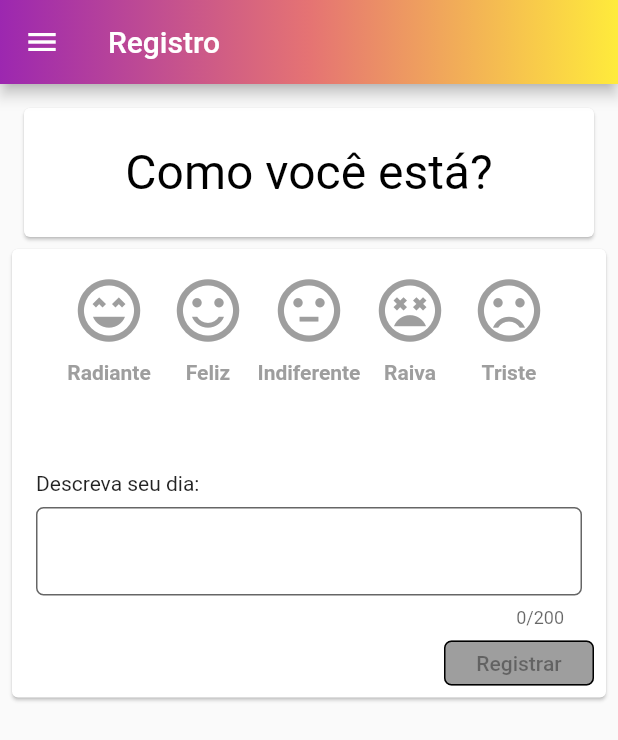
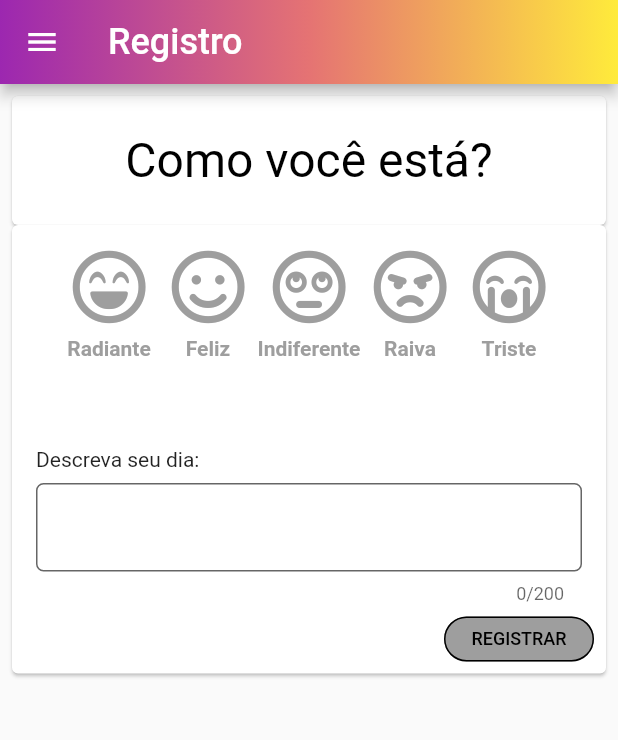
Before and after one commit to laizorrane/MindFellings-app, a Flutter app: the TelaPrincipal screen opened by its route, on a phone screen of 412 x 824 dp. Shown: the top 740 px of the screen. Run offline on Flutter 3.47's test engine with Material 2 defaults, Android fonts, the phone set to English and light mode, and no system bars; our stand-ins replace after_layout, dio, flutter_mobx, font_awesome_flutter, get_it, mobx and 3 more; accounts and stored records are empty; generated files the repository leaves out were written again.

Commit message:
Correção de bugs e adição de funções na aplicação

```diff
--- a/lib/controladores/ControladorRegistro.dart
+++ b/lib/controladores/ControladorRegistro.dart
@@ -32,7 +32,7 @@ abstract class _ControladorRegistro with Store {
       Function(String mensagem) erro}) {
     carregando?.call();
     mStatusConsultaRegistros = StatusConsulta.CARREGANDO;
-    mService.consultarRegistros().then((responseTodosRegistros) {
+    mService.consultarRegistros(GetIt.I.get<ControladorUsuario>().mUsuarioLogado.id).then((responseTodosRegistros) {
       mRegistros.clear();
       mRegistros.addAll(responseTodosRegistros.sucesso);
       mStatusConsultaRegistros = StatusConsulta.SUCESSO;
@@ -54,6 +54,7 @@ abstract class _ControladorRegistro with Store {
           criador: GetIt.I.get<ControladorUsuario>().mUsuarioLogado);
     } else {
       registro.conteudo = conteudoRegistro;
+      registro.emocao = emocaoRegistro;
     }
     carregando?.call();
     mService.manterRegistro(registro).then((value) {
--- a/lib/screens/TelaPrincipal.dart
+++ b/lib/screens/TelaPrincipal.dart
@@ -3,6 +3,8 @@ import 'package:get_it/get_it.dart';
 import 'package:mindfelling/Controladores/ControladorUsuario.dart';
 import 'package:mindfelling/model/MenuItem.dart';
 import 'package:mindfelling/util/RegistroDiarioWidget.dart';
+import 'package:font_awesome_flutter/font_awesome_flutter.dart';
+
 
 class TelaPrincipal extends StatefulWidget {
   TelaPrincipal({Key key}) : super(key: key);
@@ -37,7 +39,7 @@ class _TelaPrincipalState extends State<TelaPrincipal> {
               ),
             ),
           ),
-          title: Text("Registro"),
+          title: Text("Registro", style: TextStyle(fontSize: 24),),
         ),
         drawer: new Drawer(
           child: Container(
@@ -74,7 +76,7 @@ class _TelaPrincipalState extends State<TelaPrincipal> {
                 Container(
                   child: Column(children: <Widget>[
                     MenuItem(
-                      icon: Icons.calendar_today,
+                      icon: FontAwesomeIcons.calendarAlt,
                       title: "Meus Registros",
                       clique: () {
                         Navigator.pushReplacementNamed(
@@ -82,7 +84,7 @@ class _TelaPrincipalState extends State<TelaPrincipal> {
                       },
                     ),
                     MenuItem(
-                        icon: Icons.settings,
+                        icon: FontAwesomeIcons.userEdit,
                         title: "Editar usuário",
                         value: "Home",
                         clique: () {
@@ -90,7 +92,7 @@ class _TelaPrincipalState extends State<TelaPrincipal> {
                               context, "/telaEditarUsuario");
                         }),
                     MenuItem(
-                      icon: Icons.exit_to_app,
+                      icon: FontAwesomeIcons.signOutAlt,
                       title: "Sair",
                       value: "Sair",
                       clique: () {
@@ -112,7 +114,7 @@ class _TelaPrincipalState extends State<TelaPrincipal> {
             padding: EdgeInsets.all(8),
             child: Column(children: [
               Card(
-                  margin: EdgeInsets.all(8),
+                  margin: EdgeInsets.zero,
                   child: Padding(
                       padding: const EdgeInsets.all(24.0),
                       child: Center(
--- a/lib/servicos/ServicosDoMindFelling.dart
+++ b/lib/servicos/ServicosDoMindFelling.dart
@@ -22,7 +22,7 @@ abstract class ServicosDoMindFelling {
       @Query("email") String email, @Query("senha") String senha);
 
   @GET("/registroEmocionalLaiz/registroEmocoes")
-  Future<UtilRetornoRegistros> consultarRegistros();
+  Future<UtilRetornoRegistros> consultarRegistros(@Query("idUsuario") String idUsuario);
 
   @DELETE("/registroEmocionalLaiz/registroEmocoes")
   Future<String> excluirRegistro(@Query("id") String idRegistro);
--- a/lib/util/BotaoPadrao.dart
+++ b/lib/util/BotaoPadrao.dart
@@ -15,10 +15,11 @@ class BotaoPadrao extends StatelessWidget {
         color: background,
         shape: OutlineInputBorder(
             borderRadius: const BorderRadius.all(
-          const Radius.circular(5.0),
+          const Radius.circular(18.0),
+
         )),
         onPressed: onTap,
-        child: Text("$value"),
+        child: Text("$value" .toUpperCase(), style: TextStyle(fontSize: 12,),), textColor: Colors.black,
       ),
     );
   }
--- a/lib/util/RegistroDiarioWidget.dart
+++ b/lib/util/RegistroDiarioWidget.dart
@@ -6,6 +6,7 @@ import 'package:mindfelling/model/Registro.dart';
 import 'package:mindfelling/util/BotaoPadrao.dart';
 import 'package:mindfelling/util/TextFieldPadraoExp.dart';
 import 'package:mindfelling/util/UtilDialog.dart';
+import 'package:font_awesome_flutter/font_awesome_flutter.dart';
 
 class RegistroDiarioWidget extends StatefulWidget {
   final Registro registroEditar;
@@ -47,7 +48,7 @@ class _RegistroDiarioWidgetState extends State<RegistroDiarioWidget> {
                     IconButton(
                         color: iconeRadiante ? Colors.green : Colors.grey,
                         iconSize: 50,
-                        icon: Icon(Icons.sentiment_very_satisfied_outlined),
+                        icon: FaIcon(FontAwesomeIcons.laughBeam),
                         onPressed: () {
                           setState(() {
                             iconeRadiante = true;
@@ -69,7 +70,7 @@ class _RegistroDiarioWidgetState extends State<RegistroDiarioWidget> {
                     IconButton(
                         color: iconeFeliz ? Colors.blue : Colors.grey,
                         iconSize: 50,
-                        icon: Icon(Icons.sentiment_satisfied_alt_outlined),
+                        icon: FaIcon(FontAwesomeIcons.smile),
                         onPressed: () {
                           setState(() {
                             iconeRadiante = false;
@@ -92,7 +93,7 @@ class _RegistroDiarioWidgetState extends State<RegistroDiarioWidget> {
                         color:
                             iconeIndiferente ? Colors.yellow[900] : Colors.grey,
                         iconSize: 50,
-                        icon: Icon(Icons.sentiment_neutral_outlined),
+                        icon: FaIcon(FontAwesomeIcons.mehRollingEyes),
                         onPressed: () {
                           setState(() {
                             iconeRadiante = false;
@@ -116,7 +117,7 @@ class _RegistroDiarioWidgetState extends State<RegistroDiarioWidget> {
                     IconButton(
                         color: iconeRaiva ? Colors.red : Colors.grey,
                         iconSize: 50,
-                        icon: Icon(Icons.sentiment_very_dissatisfied_outlined),
+                        icon: FaIcon(FontAwesomeIcons.angry),
                         onPressed: () {
                           setState(() {
                             iconeRadiante = false;
@@ -138,7 +139,7 @@ class _RegistroDiarioWidgetState extends State<RegistroDiarioWidget> {
                     IconButton(
                         color: iconeTriste ? Colors.purple : Colors.grey,
                         iconSize: 50,
-                        icon: Icon(Icons.sentiment_dissatisfied_outlined),
+                        icon: FaIcon(FontAwesomeIcons.sadCry),
                         onPressed: () {
                           setState(() {
                             iconeRadiante = false;
--- a/lib/util/TextFieldPadrao.dart
+++ b/lib/util/TextFieldPadrao.dart
@@ -28,17 +28,19 @@ class TextFieldPadrao extends StatelessWidget {
             visible: titulo?.isNotEmpty ?? false,
             child: Padding(
               padding: const EdgeInsets.only(bottom: 8),
-              child: Text("$titulo"),
+
             )),
         Container(
           height: 45,
           child: TextField(
+
             keyboardType: inputType,
             inputFormatters: inputFormatters,
             onChanged: onChanged,
             obscureText: obscureText,
             controller: TextEditingController(text: value ?? ""),
             decoration: InputDecoration(
+              labelText: "$titulo",
                 border: OutlineInputBorder(
                   borderRadius: const BorderRadius.all(
                     const Radius.circular(5.0),
--- a/lib/util/UtilDialog.dart
+++ b/lib/util/UtilDialog.dart
@@ -7,7 +7,8 @@ import 'package:mindfelling/util/BotaoPadrao.dart';
 import 'package:mindfelling/util/RegistroDiarioWidget.dart';
 
 class UtilDialog {
-  static ControladorRegistro _controladorRegistro = GetIt.I.get<ControladorRegistro>();
+  static ControladorRegistro _controladorRegistro =
+      GetIt.I.get<ControladorRegistro>();
 
   static void exibirInformacao(BuildContext context,
       {String emocao, String mensagem}) {
@@ -144,7 +145,7 @@ class UtilDialog {
       builder: (context) {
         return Center(
           child: Card(
-            margin: EdgeInsets.all(8),
+            margin: MediaQuery.of(context).viewInsets,
             child: Padding(
               padding: const EdgeInsets.all(16.0),
               child: Column(
--- a/pubspec.yaml
+++ b/pubspec.yaml
@@ -37,6 +37,7 @@ dependencies:
   json_serializable: ^3.3.0
   auto_size_text: ^2.1.0
   logger: any
+
   # The following adds the Cupertino Icons font to your application.
   # Use with the CupertinoIcons class for iOS style icons.
   cupertino_icons: ^1.0.0
```
Also changed, not shown: lib/model/MenuItem.dart (+5 -2 lines), lib/screens/TelaCadastro.dart (+16 -7 lines), lib/screens/TelaEditarUsuario.dart (+14 -1 lines), lib/screens/TelaLogin.dart (+15 -1 lines), lib/screens/TelaRegistros.dart (+86 -22 lines), lib/controladores/ControladorIcone.dart (deleted), lib/model/Icone.dart (deleted), lib/servicos/ServicosDoMindFelling.g.dart.
